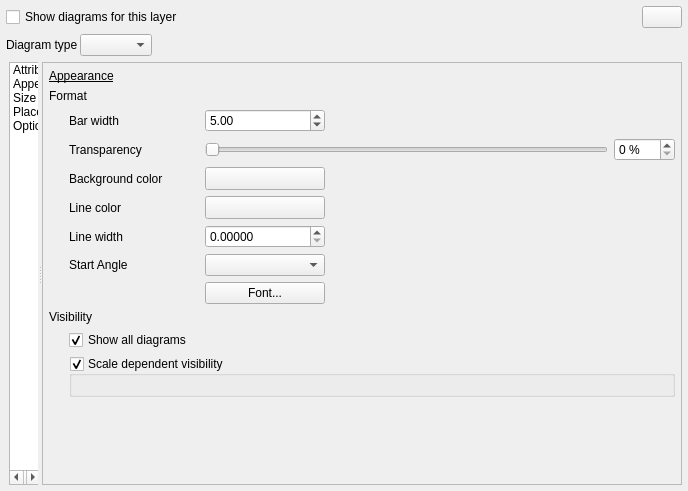
The window that src/ui/qgsdiagrampropertiesbase.ui (qgis/QGIS) describes before a commit, drawn with Qt 5.
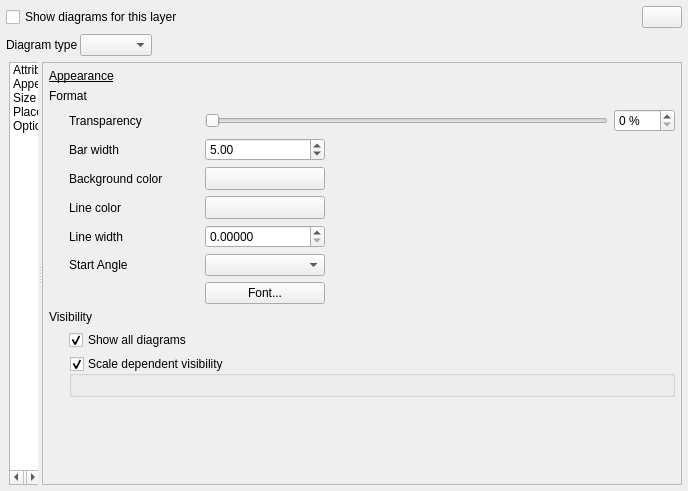
The same window after the commit. The open tabs and pages were chosen to show the change. Icons and pictures are not drawn. Custom widgets are drawn as their Qt base class.

Commit message: [diagram] tiny UI improvements

What changed in the file:
```diff
--- a/src/ui/qgsdiagrampropertiesbase.ui
+++ b/src/ui/qgsdiagrampropertiesbase.ui
@@ -631,7 +631,7 @@
                        <property name="bottomMargin">
                         <number>0</number>
                        </property>
-                       <item row="1" column="0">
+                       <item row="0" column="0">
                         <widget class="QLabel" name="mTransparencyLabel">
                          <property name="minimumSize">
                           <size>
@@ -644,7 +644,62 @@
                          </property>
                         </widget>
                        </item>
-                       <item row="0" column="1">
+                       <item row="0" column="1" colspan="2">
+                        <layout class="QHBoxLayout" name="horizontalLayout_5">
+                         <item>
+                          <widget class="QSlider" name="mTransparencySlider">
+                           <property name="enabled">
+                            <bool>true</bool>
+                           </property>
+                           <property name="minimumSize">
+                            <size>
+                             <width>0</width>
+                             <height>0</height>
+                            </size>
+                           </property>
+                           <property name="maximumSize">
+                            <size>
+                             <width>16777215</width>
+                             <height>16777215</height>
+                            </size>
+                           </property>
+                           <property name="maximum">
+                            <number>100</number>
+                           </property>
+                           <property name="orientation">
+                            <enum>Qt::Horizontal</enum>
+                           </property>
+                          </widget>
+                         </item>
+                         <item>
+                          <widget class="QgsSpinBox" name="mTransparencySpinBox">
+                           <property name="enabled">
+                            <bool>true</bool>
+                           </property>
+                           <property name="sizePolicy">
+                            <sizepolicy hsizetype="Maximum" vsizetype="Fixed">
+                             <horstretch>0</horstretch>
+                             <verstretch>0</verstretch>
+                            </sizepolicy>
+                           </property>
+                           <property name="suffix">
+                            <string> %</string>
+                           </property>
+                           <property name="maximum">
+                            <number>100</number>
+                           </property>
+                          </widget>
+                         </item>
+                        </layout>
+                       </item>
+                       <item row="1" column="0">
+                        <widget class="QLabel" name="mBarWidthLabel">
+                         <property name="text">
+                          <string>Bar width</string>
+                         </property>
+                        </widget>
+                       </item>
+                       <item row="1" column="1">
                         <widget class="QgsDoubleSpinBox" name="mBarWidthSpinBox">
                          <property name="minimum">
                           <double>0.010000000000000</double>
@@ -714,13 +769,6 @@
                        <item row="5" column="1">
                         <widget class="QComboBox" name="mAngleOffsetComboBox"/>
                        </item>
-                       <item row="0" column="0">
-                        <widget class="QLabel" name="mBarWidthLabel">
-                         <property name="text">
-                          <string>Bar width</string>
-                         </property>
-                        </widget>
-                       </item>
                        <item row="3" column="1">
                         <widget class="QgsColorButtonV2" name="mDiagramPenColorButton">
                          <property name="minimumSize">
@@ -760,54 +808,6 @@
                          </property>
                         </widget>
                        </item>
-                       <item row="1" column="1" colspan="2">
-                        <layout class="QHBoxLayout" name="horizontalLayout_5">
-                         <item>
-                          <widget class="QSlider" name="mTransparencySlider">
-                           <property name="enabled">
-                            <bool>true</bool>
-                           </property>
-                           <property name="minimumSize">
-                            <size>
-                             <width>0</width>
-                             <height>0</height>
-                            </size>
-                           </property>
-                           <property name="maximumSize">
-                            <size>
-                             <width>16777215</width>
-                             <height>16777215</height>
-                            </size>
-                           </property>
-                           <property name="maximum">
-                            <number>100</number>
-                           </property>
-                           <property name="orientation">
-                            <enum>Qt::Horizontal</enum>
-                           </property>
-                          </widget>
-                         </item>
-                         <item>
-                          <widget class="QgsSpinBox" name="mTransparencySpinBox">
-                           <property name="enabled">
-                            <bool>true</bool>
-                           </property>
-                           <property name="sizePolicy">
-                            <sizepolicy hsizetype="Maximum" vsizetype="Fixed">
-                             <horstretch>0</horstretch>
-                             <verstretch>0</verstretch>
-                            </sizepolicy>
-                           </property>
-                           <property name="suffix">
-                            <string> %</string>
-                           </property>
-                           <property name="maximum">
-                            <number>100</number>
-                           </property>
-                          </widget>
-                         </item>
-                        </layout>
-                       </item>
                       </layout>
                      </widget>
                     </item>
```
Left out of the diff: 5 changed lines with no effect on the pictures.
